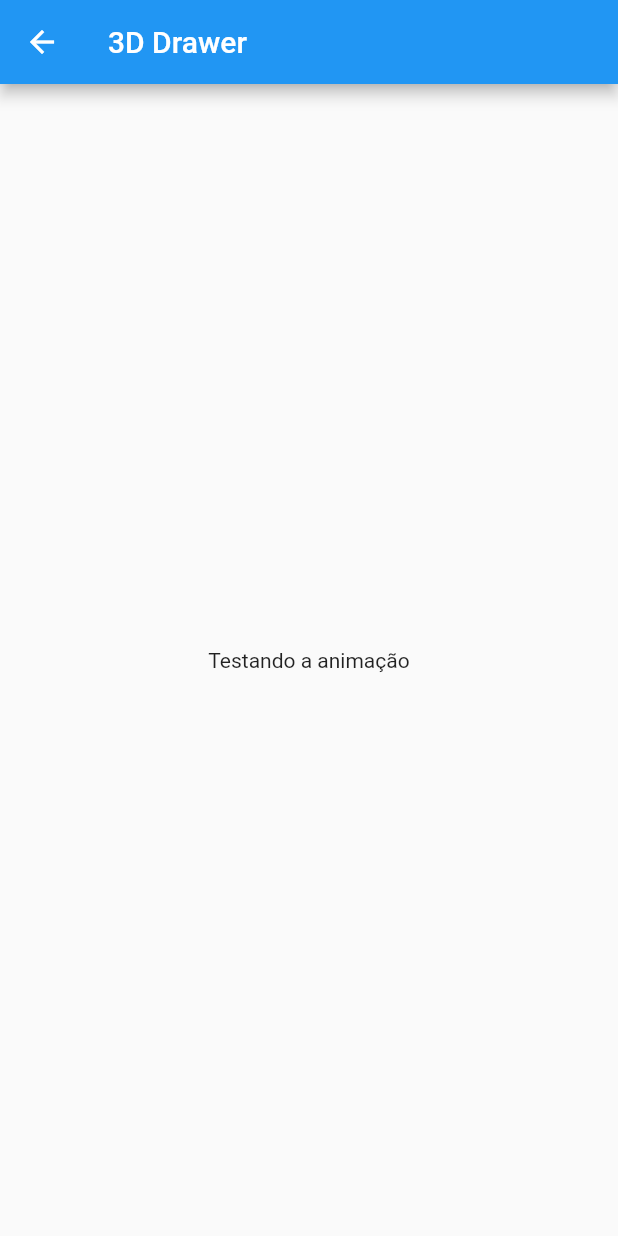
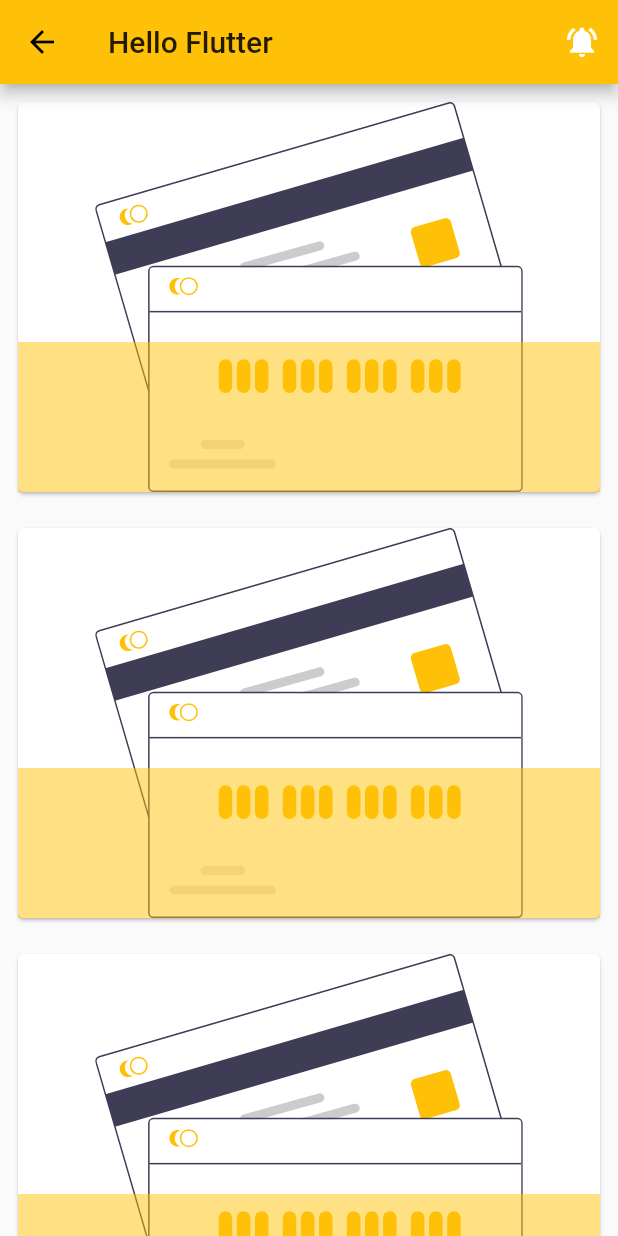
Before and after one commit to Jacob-dvlp/findsApp, a Flutter app: the HomeScreens screen opened by its route, on a phone screen of 412 x 824 dp. Run offline on Flutter 3.47's test engine with Material 2 defaults, Android fonts, the light colour scheme and no system bars; our stand-ins replace flutter_svg, get; missing offline and left inert: validatorless.

Commit message:
chenge home

```diff
--- a/lib/connection/conection.dart
+++ b/lib/connection/conection.dart
@@ -1,4 +1,3 @@
-
 import 'package:get/get.dart';
 
- class Conection extends GetConnect{}
+class Conection extends GetConnect {}
--- a/lib/main.dart
+++ b/lib/main.dart
@@ -2,17 +2,19 @@ import 'package:flutter/material.dart';
 import 'package:get/get.dart';
 import 'package:mobile/views/routes/routes.dart';
 
-
 void main() => runApp(HomePage());
 
 class HomePage extends StatelessWidget {
-
   @override
   Widget build(BuildContext context) {
     return GetMaterialApp(
       debugShowCheckedModeBanner: false,
       initialRoute: PageRouter.INITIL,
       getPages: PageRouter.routes,
+      darkTheme: ThemeData.dark(),
+
+      theme: ThemeData(
+          primaryColor: Colors.amber[500], primarySwatch: Colors.amber),
     );
   }
 }
--- a/lib/views/screens/controllers-screens/controller_login.dart
+++ b/lib/views/screens/controllers-screens/controller_login.dart
@@ -3,13 +3,15 @@ import 'package:get/get.dart';
 
 class ControllerLogin extends GetxController {
   bool password = false;
-  GlobalKey key = new GlobalKey();
+  final key = new GlobalKey<FormState>();
 
-  TextEditingController email = new TextEditingController();
+  TextEditingController  email = new TextEditingController();
   TextEditingController passwordEditing = new TextEditingController();
 
   void vispssword() {
     password = !password;
     update();
   }
+
+
 }
--- a/lib/views/screens/home-screens/home.dart
+++ b/lib/views/screens/home-screens/home.dart
@@ -2,8 +2,8 @@ import 'dart:math';
 import 'dart:ui';
 
 import 'package:flutter/material.dart';
+import 'package:flutter_svg/flutter_svg.dart';
 import 'package:get/get.dart';
-import 'package:mobile/util/hexdcml.dart';
 import 'package:mobile/views/screens/controllers-screens/controller_home.dart';
 
 class HomeScreens extends StatefulWidget {
@@ -16,6 +16,15 @@ class HomeScreens extends StatefulWidget {
 class _HomeScreensState extends State<HomeScreens> {
   @override
   double value = 0;
+  bool darkmode = false;
+  Brightness? _brightness;
+
+  void chengThema() {
+    _brightness =
+        _brightness == Brightness.dark ? Brightness.light : Brightness.dark;
+    setState(() {});
+  }
+
   static const TextStyle? drawetitles =
       TextStyle(fontSize: 15, fontWeight: FontWeight.bold);
   Widget build(BuildContext context) {
@@ -27,8 +36,10 @@ class _HomeScreensState extends State<HomeScreens> {
             Container(
               decoration: BoxDecoration(
                 gradient: LinearGradient(colors: [
-                Hexdcml("#D1ECFF"),
-                Hexdcml("#D1ECFF"),
+                  Colors.amber,
+                  Colors.amberAccent,
+                  Colors.amber,
+                  Colors.amber,
                 ], begin: Alignment.topCenter, end: Alignment.topCenter),
               ),
             ),
@@ -39,15 +50,24 @@ class _HomeScreensState extends State<HomeScreens> {
                 child: Column(
                   children: [
                     DrawerHeader(
+                      child: Container(
+                        color: Colors.amber,
                         child: Column(
                           mainAxisAlignment: MainAxisAlignment.center,
                           children: [
                             CircleAvatar(
-                          radius: 50.0,
-                          child: FlutterLogo(),
+                              backgroundColor: Colors.amber[500],
+                              maxRadius: 56,
+                              child: ClipRRect(
+                                borderRadius: BorderRadius.circular(65),
+                                child: Image.asset(
+                                  "assets/img/larte.jpg",
+                                  width: 300,
+                                ),
+                              ),
                             ),
                             SizedBox(
-                          height: 20,
+                              height: 6,
                             ),
                             Expanded(
                               child: Text(
@@ -58,20 +78,36 @@ class _HomeScreensState extends State<HomeScreens> {
                           ],
                         ),
                       ),
+                    ),
+                    Divider(
+                      color: Colors.white,
+                    ),
                     Expanded(
                       child: ListView(
                         children: [
                           Padding(
-                          padding: EdgeInsets.only(top: 16.0, bottom: 16.0),
+                            padding: EdgeInsets.only(top: 10.0, bottom: 0.0),
                           ),
                           ListTile(
                             leading: Icon(
-                            Icons.notifications,
-                            color: Colors.blue,
+                              Icons.post_add,
+                              color: Colors.white,
                             ),
                             trailing: Icon(Icons.chevron_right),
                             title: Text(
-                            "Notificação",
+                              "Criar publicação",
+                              style: drawetitles,
+                            ),
+                            onTap: () {},
+                          ),
+                          ListTile(
+                            leading: Icon(
+                              Icons.edit,
+                              color: Colors.white,
+                            ),
+                            trailing: Icon(Icons.chevron_right),
+                            title: Text(
+                              "Editar perfil",
                               style: drawetitles,
                             ),
                             onTap: () {},
@@ -79,9 +115,10 @@ class _HomeScreensState extends State<HomeScreens> {
                           ListTile(
                             leading: Icon(
                               Icons.dark_mode,
-                            color: Colors.blue,
+                              color: Colors.white,
                             ),
-                          trailing: Switch(value: false, onChanged: (v) {}),
+                            trailing:
+                                Switch(value: darkmode, onChanged: (v) {}),
                             title: Text(
                               "Dark mode",
                               style: drawetitles,
@@ -90,7 +127,7 @@ class _HomeScreensState extends State<HomeScreens> {
                           ListTile(
                             leading: Icon(
                               Icons.feedback,
-                            color: Colors.blue,
+                              color: Colors.white,
                             ),
                             trailing: Icon(Icons.chevron_right),
                             title: Text(
@@ -108,14 +145,14 @@ class _HomeScreensState extends State<HomeScreens> {
                             ),
                           ),
                           ListTile(
-                          leading: Icon(Icons.facebook, color: Colors.blue),
+                            leading: Icon(Icons.facebook, color: Colors.white),
                             title: Text(
                               "Facebook",
                               style: drawetitles,
                             ),
                           ),
                           ListTile(
-                          leading: Icon(Icons.email, color: Colors.blue),
+                            leading: Icon(Icons.email, color: Colors.white),
                             title: Text(
                               "E-mail",
                               style: drawetitles,
@@ -125,7 +162,7 @@ class _HomeScreensState extends State<HomeScreens> {
                           ListTile(
                             leading: Icon(
                               Icons.book,
-                            color: Colors.blue,
+                              color: Colors.white,
                             ),
                             title: Text(
                               "Sobre nós",
@@ -136,7 +173,7 @@ class _HomeScreensState extends State<HomeScreens> {
                           ListTile(
                             leading: Icon(
                               Icons.exit_to_app,
-                            color: Colors.blue,
+                              color: Colors.white,
                             ),
                             title: Text(
                               "Sair",
@@ -166,10 +203,45 @@ class _HomeScreensState extends State<HomeScreens> {
                     ..rotateY((pi / 6) * val),
                   child: Scaffold(
                     appBar: AppBar(
-                    title: Text("3D Drawer"),
+                      title: Text("Hello Flutter"),
+                      actions: [
+                        IconButton(
+                          onPressed: () {},
+                          icon: Icon(
+                            Icons.notifications_active,
+                            color: Colors.white,
                           ),
-                  body: Center(
-                    child: Text("Testando a animação"),
+                        )
+                      ],
+                    ),
+                    body: ListView.builder(
+                      itemCount: 3,
+                      itemBuilder: (BuildContext context, int index) {
+                        return Padding(
+                          padding: const EdgeInsets.all(8.0),
+                          child: Card(
+                            child: Container(
+                              width: MediaQuery.of(context).size.width,
+                              height: 260,
+                              child: Stack(
+                                children: [
+                                  SvgPicture.asset("assets/svg/card.svg"),
+                                  Align(
+                                    alignment: Alignment.bottomCenter,
+                                    child: Opacity(
+                                      opacity: 0.5,
+                                      child: Container(
+                                        height: 100,
+                                        color: Colors.amber[500],
+                                      ),
+                                    ),
+                                  )
+                                ],
+                              ),
+                            ),
+                          ),
+                        );
+                      },
                     ),
                   ),
                 ));
@@ -192,89 +264,7 @@ class _HomeScreensState extends State<HomeScreens> {
               },
             )
           ],
-      )
-
-          // body: Padding(
-          //   padding: EdgeInsets.all(8.0),
-          //   child: ListView.builder(
-          //     itemCount: 10,
-          //     itemBuilder: (BuildContext context, int index) {
-          //       return Column(
-          //         children: [
-          //           Padding(
-          //             padding: const EdgeInsets.all(8.0),
-          //             child: Container(
-          //               decoration: BoxDecoration(
-          //                   color: Colors.white70,
-          //                   border: Border.all(
-          //                       color: Colors.blue,
-          //                       width: 1.8,
-          //                       style: BorderStyle.solid)),
-          //               height: 350,
-          //               child: Column(
-          //                 children: [
-          //                   Padding(
-          //                     padding: const EdgeInsets.all(8.0),
-          //                     child: Column(
-          //                       children: [
-          //                         Row(
-          //                           children: [
-          //                             Align(
-          //                               alignment: Alignment.topLeft,
-          //                               child: Image.asset("assets/profile.png"),
-          //                             ),
-          //                             Padding(
-          //                               padding: const EdgeInsets.all(8.0),
-          //                               child: Column(
-          //                                 children: [
-          //                                   Text(
-          //                                     "Jacob Larte",
-          //                                     style: TextStyle(
-          //                                       fontWeight: FontWeight.bold,
-          //                                       fontSize: 18,
-          //                                     ),
-          //                                   ),
-          //                                 ],
-          //                               ),
-          //                             ),
-          //                           ],
-          //                         ),
-          //                         // Padding(
-          //                         //   padding: const EdgeInsets.only(top: 8.0),
-          //                         //   child: Align(
-          //                         //     alignment: Alignment.bottomLeft,
-          //                         //     child: Text(
-          //                         //       "Item achado: ${_.obg}",
-          //                         //       style: TextStyle(
-          //                         //         fontWeight: FontWeight.bold,
-          //                         //         fontSize: 15,
-          //                         //       ),
-          //                         //     ),
-          //                         //   ),
-          //                         // ),
-          //                       ],
-          //                     ),
-          //                   ),
-          //                   Image.asset("assets/test.jpg"),
-          //                   Padding(
-          //                     padding: const EdgeInsets.all(5.0),
-          //                     child: Text(
-          //                       "27/06/2021",
-          //                       style: TextStyle(
-          //                         fontWeight: FontWeight.bold,
-          //                         fontSize: 16,
-          //                       ),
-          //                     ),
-          //                   ),
-          //                 ],
-          //               ),
-          //             ),
-          //           ),
-          //         ],
-          //       );
-          //     },
-          //   ),
-          // ),
+        ),
       ),
     );
   }
--- a/lib/views/screens/screen_splash/splashscreen.dart
+++ b/lib/views/screens/screen_splash/splashscreen.dart
@@ -12,14 +12,14 @@ class Splashscreen extends StatelessWidget {
     return GetBuilder<ControllerSplash>(
       init: ControllerSplash(),
       builder: (_) => Scaffold(
-        backgroundColor: Hexdcml("2397FA"),
+        backgroundColor: Colors.amber,
         body: Column(
           children: [
             SizedBox(
               height: 140,
             ),
             SvgPicture.asset(
-              "assets/svg/open.svg",
+              "assets/svg/splash.svg",
               width: 500,
             ),
             Container(
--- a/lib/views/widgets/custons.dart
+++ b/lib/views/widgets/custons.dart
@@ -28,7 +28,7 @@ class InputsText extends StatelessWidget {
         padding: const EdgeInsets.all(5.0),
         child: Container(
           decoration: BoxDecoration(
-            borderRadius: BorderRadius.circular(15),
+            borderRadius: BorderRadius.circular(30),
             color: Colors.white,
           ),
           child: TextField(
@@ -39,7 +39,7 @@ class InputsText extends StatelessWidget {
                 counterStyle: TextStyle(backgroundColor: Colors.red),
                 hintText: "$title",
                 border:
-                    OutlineInputBorder(borderRadius: BorderRadius.circular(0)),
+                    OutlineInputBorder(borderRadius: BorderRadius.circular(30)),
                 prefixIcon: icon,
                 suffixIcon: iconpassword),
           ),
--- a/pubspec.yaml
+++ b/pubspec.yaml
@@ -26,8 +26,13 @@ dependencies:
   get:
   curved_navigation_bar:
   flutter_svg:
+  # shared_preferences:
   getwidget: ^2.0.2
   url_launcher: ^6.0.7
+  http:
+  fluttertoast: ^8.0.7
+  validatorless: ^1.2.0
+
 
 
 
```
Also changed, not shown: lib/views/screens/screen-login/login.dart (+66 -23 lines), lib/views/screens/screen-resgister/register.dart (+30 -14 lines), assets/img/profile.png (added), assets/svg/card.svg (added), assets/svg/login.svg, assets/svg/open.svg (deleted), assets/svg/splash.svg, pubspec.lock. Lines whose indentation alone changed are shown as unchanged.
